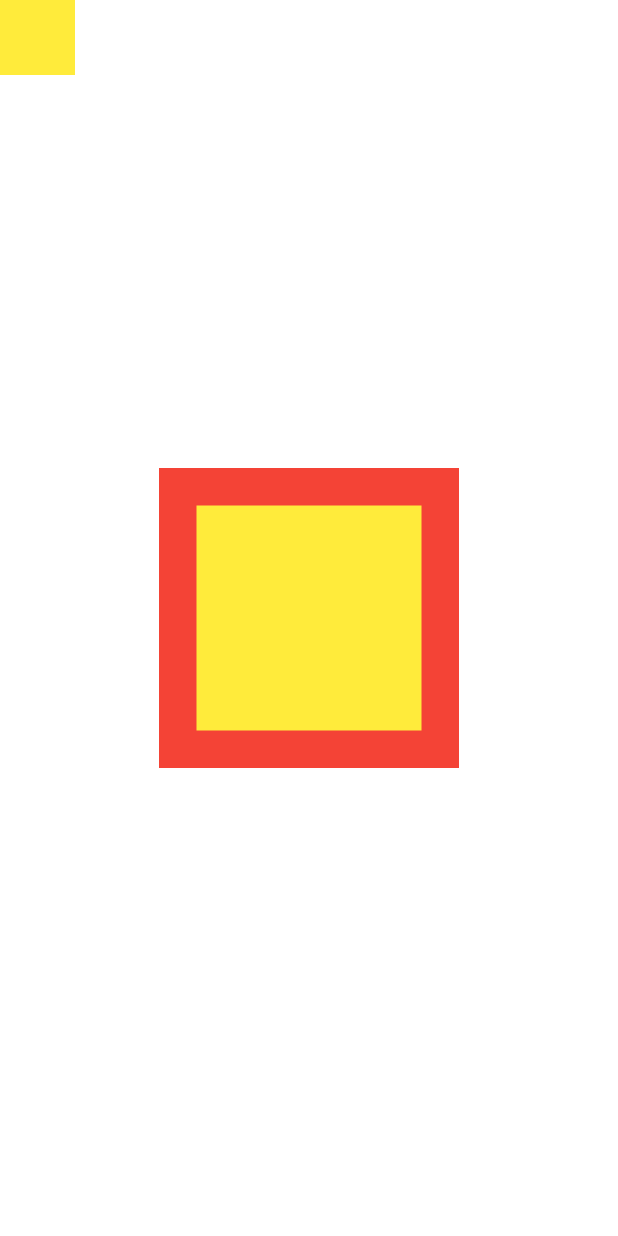
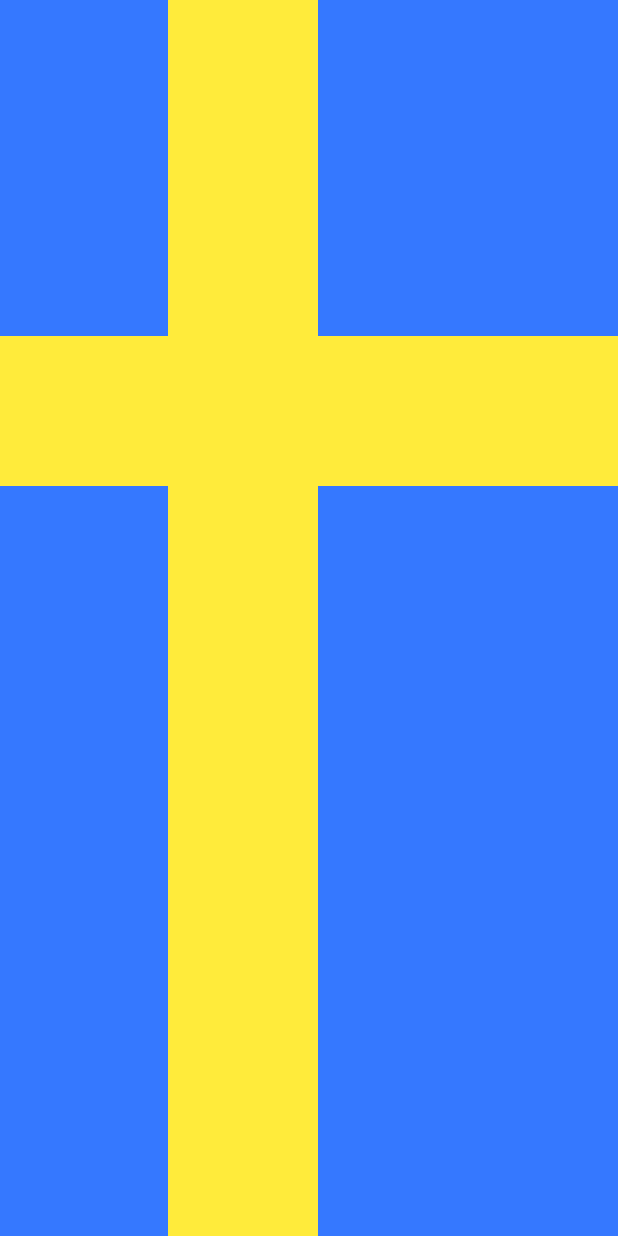
Before and after one commit to sardorergashaliyev/3-dars-stack, a Flutter app: the screen it shows after launch, on a phone screen of 412 x 824 dp. Run offline on Flutter 3.47's test engine with Material 2 defaults, Android fonts, the phone set to English and light mode, and no system bars.

Commit message:
Swezerland Flag

```diff
--- a/lib/main.dart
+++ b/lib/main.dart
@@ -15,33 +15,29 @@ class MyApp extends StatelessWidget {
         child: Center(
           child: Stack(children: [
             Align(
-              alignment: Alignment.center,
+              alignment: Alignment.topCenter,
               child: Container(
-                height: 200,
-                width: 200,
-                color: Colors.red,
-              ),
-            ),
-              Align(
-              alignment: Alignment.center,
-              child: Container(
-                height: 200,
-                width: 200,
-                color: Colors.red,
-              ),
-            ),
-            Align(
-              alignment: Alignment.center,
-              child: Container(
-                height: 150,
-                width: 150,
-                color: Colors.yellow,
+                height: 5000,
+                width: 5000,
+                color: Color.fromARGB(255, 53, 120, 255),
               ),
             ),
             Positioned(
+              right: 200,
+              child: Align(
+                alignment: Alignment.topCenter,
+                child: Container(
+                  height: 40000,
+                  width: 100,
+                  color: Colors.yellow,
+                ),
+              ),
+            ),
+            Positioned(
+              bottom: 500,
               child: Container(
-                height: 50,
-                width: 50,
+                height: 100,
+                width: 5000,
                 color: Colors.yellow,
               ),
             )
```
